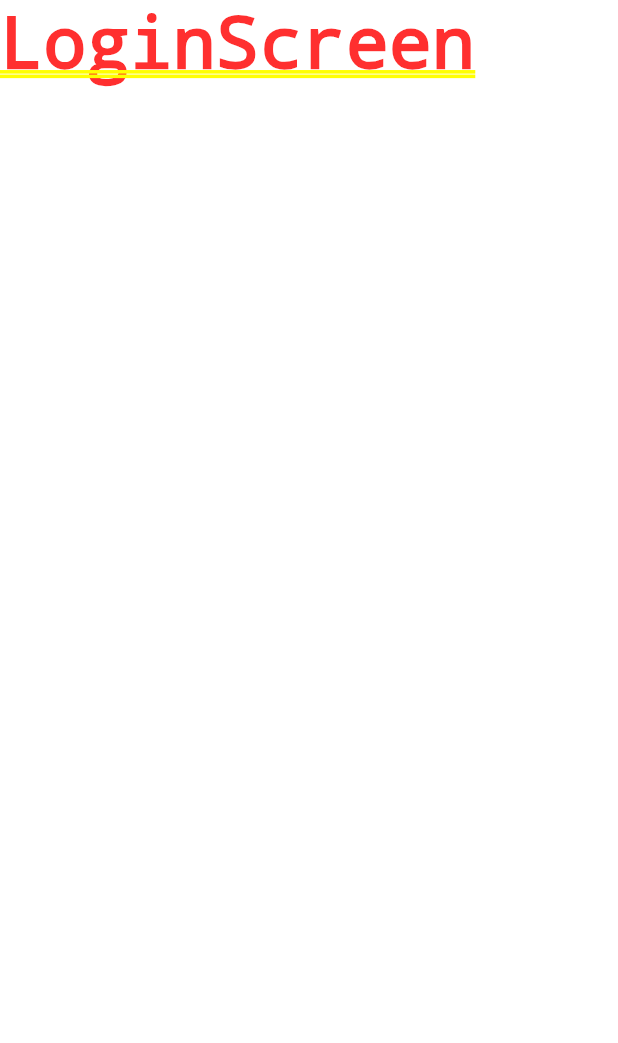
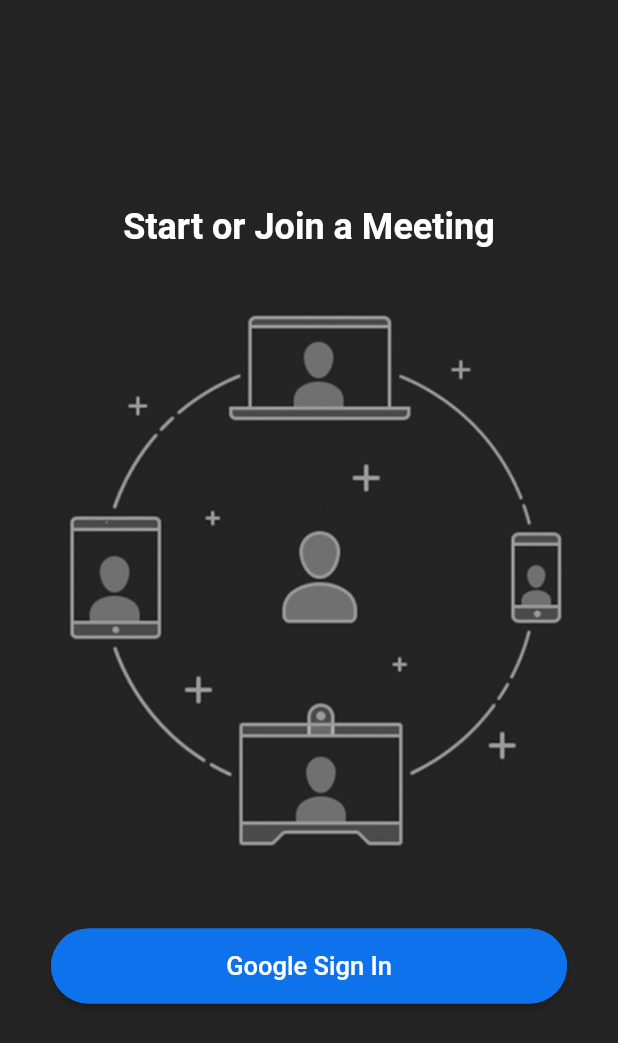
Before and after one commit to jasimameen/zoom_clone, a Flutter app: the screen it shows after launch, on a phone screen of 412 x 824 dp. Shown: the top 1043 px of the screen. Run offline on Flutter 3.47's test engine with Material 2 defaults, Android fonts, the phone set to English and light mode, and no system bars.

Commit message:
> onboarding image added > login UI

```diff
--- a/lib/screens/login_screen.dart
+++ b/lib/screens/login_screen.dart
@@ -1,4 +1,6 @@
 import 'package:flutter/material.dart';
+import 'package:zoom_clone/utils/assets.dart';
+import 'package:zoom_clone/widgets/custom_button.dart';
 
 class LoginScreen extends StatelessWidget {
   static const String rootName = '/login';
@@ -6,8 +8,32 @@ class LoginScreen extends StatelessWidget {
 
   @override
   Widget build(BuildContext context) {
-    return Container(
-      child: Text('LoginScreen'),
+    return Scaffold(
+      body: Padding(
+        padding: const EdgeInsets.all(16),
+        child: Column(
+          mainAxisAlignment: MainAxisAlignment.center,
+          children: [
+            // Titile
+            const Text(
+              'Start or Join a Meeting',
+              style: TextStyle(
+                fontSize: 24,
+                fontWeight: FontWeight.bold,
+              ),
+            ),
+
+            // Image
+            Padding(
+              padding: const EdgeInsets.symmetric(vertical: 28.0),
+              child: Image.asset(kOnboardingImage),
+            ),
+
+            // button
+            CustomButton(label: 'Google Sign In', onTap: () {}),
+          ],
+        ),
+      ),
     );
   }
 }
--- /dev/null
+++ b/lib/utils/assets.dart
@@ -0,0 +1,2 @@
+// AssetImages
+String kOnboardingImage = 'assets/images/onboarding.jpg';
--- /dev/null
+++ b/lib/widgets/custom_button.dart
@@ -0,0 +1,35 @@
+// ignore_for_file: public_member_api_docs, sort_constructors_first
+import 'package:flutter/material.dart';
+import 'package:zoom_clone/utils/colors.dart';
+
+class CustomButton extends StatelessWidget {
+  final String label;
+  final VoidCallback onTap;
+  const CustomButton({
+    Key? key,
+    required this.label,
+    required this.onTap,
+  }) : super(key: key);
+
+  @override
+  Widget build(BuildContext context) {
+    return Padding(
+      padding: const EdgeInsets.all(18),
+      child: ElevatedButton(
+        onPressed: onTap,
+        style: ElevatedButton.styleFrom(
+          primary: buttonColor,
+          minimumSize: const Size(double.infinity, 50),
+          shape: RoundedRectangleBorder(
+            borderRadius: BorderRadius.circular(50),
+            side: const BorderSide(color: buttonColor),
+          ),
+        ),
+        child: Text(
+          label,
+          style: const TextStyle(fontSize: 17),
+        ),
+      ),
+    );
+  }
+}
--- a/pubspec.yaml
+++ b/pubspec.yaml
@@ -21,8 +21,8 @@ dev_dependencies:
 flutter:
   uses-material-design: true
 
-  # assets:
-  #   - assets/image.jpeg
+  assets:
+    - assets/images/onboarding.jpg
 
   # fonts:
   #   - family: Schyler
```
Also changed, not shown: assets/images/onboarding.jpg (added).
